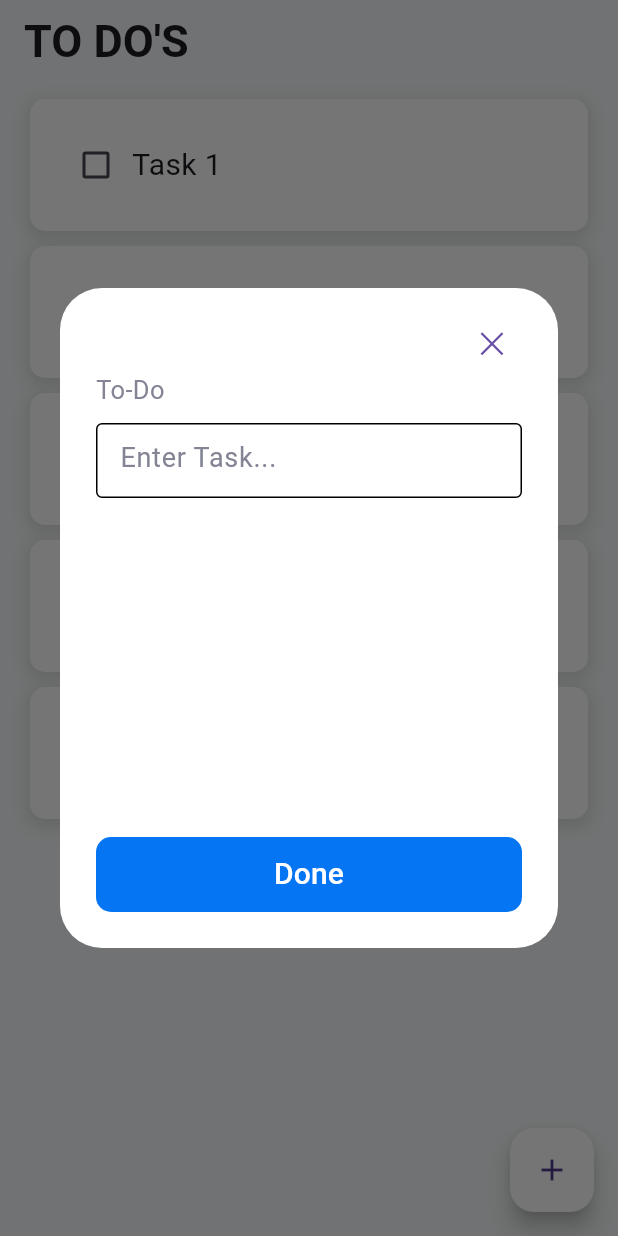
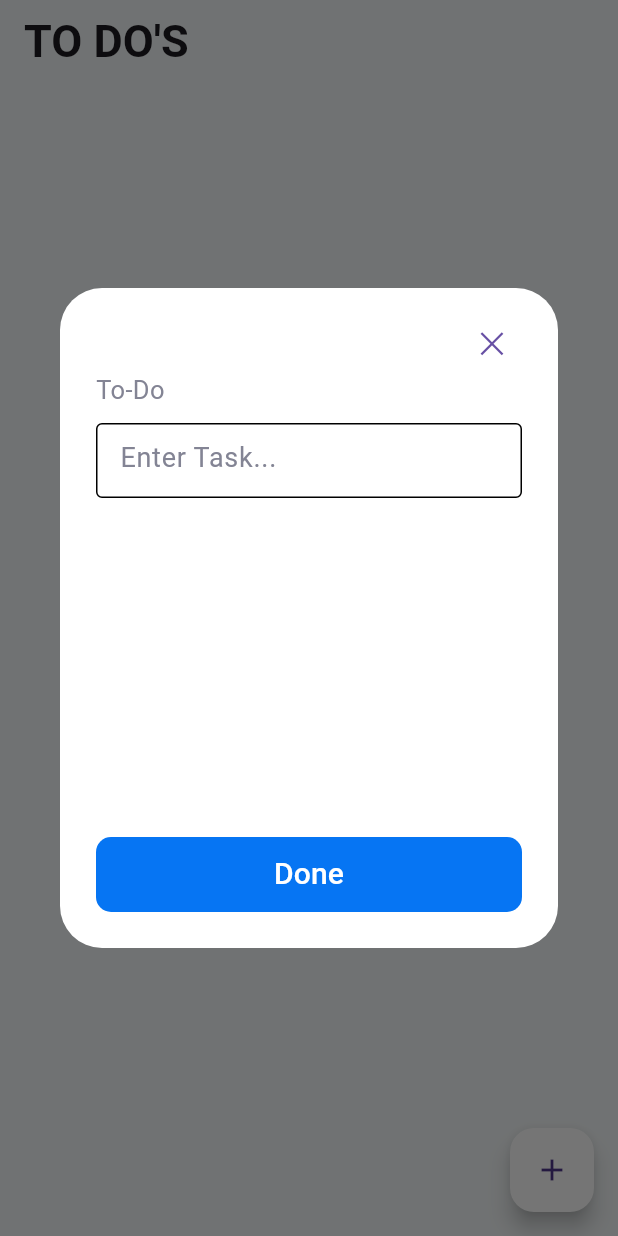
Before and after one commit to iftekar2/FlutterProjects, a Flutter app: the screen it shows after launch, after a tap on the "add" icon, on a phone screen of 412 x 824 dp. Run offline on Flutter 3.47's test engine with Material 3 defaults, Android fonts, the phone set to English and light mode, and no system bars; our stand-ins replace flutter_spinkit.

Commit message:
Task is adding and showing in the app

```diff
--- a/todo/lib/pages/home_page.dart
+++ b/todo/lib/pages/home_page.dart
@@ -10,14 +10,17 @@
 }
 
 class _CounterPageState extends State<CounterPage> {
+  final _controller = TextEditingController();
   // List of tasks
-  List toDoList = [
-    ["Task 1", false],
-    ["Task 2", false],
-    ["Task 3", false],
-    ["Task 4", false],
-    ["Task 5", false],
-  ];
+  List toDoList = [];
+
+  void saveNewTask() {
+    setState(() {
+      toDoList.add([_controller.text, false]);
+      _controller.clear(); // Clear the text field after saving
+    });
+    Navigator.of(context).pop(); // Close the dialog after saving
+  }
 
   void checkBoxChanged(bool? value, int index) {
     setState(() {
@@ -29,7 +32,11 @@
     showDialog(
       context: context,
       builder: (context) {
-        return DialogBox();
+        return DialogBox(
+          Controller: _controller,
+          onSave: saveNewTask,
+          onCancel: () => Navigator.of(context).pop(),
+        );
       },
     );
   }
--- a/todo/lib/util/dialog_box.dart
+++ b/todo/lib/util/dialog_box.dart
@@ -2,7 +2,17 @@
 import 'package:demo/util/my_button.dart';
 
 class DialogBox extends StatelessWidget {
-  const DialogBox({super.key});
+  final Controller;
+
+  VoidCallback onSave;
+  VoidCallback onCancel;
+
+  DialogBox({
+    super.key,
+    required this.Controller,
+    required this.onSave,
+    required this.onCancel,
+  });
 
   @override
   Widget build(BuildContext context) {
@@ -23,7 +33,7 @@
                   child: MyButton(
                     text: "✕",
                     style: TextStyle(fontSize: 20),
-                    onPressed: () {},
+                    onPressed: onCancel,
                     backgroundColor: Color(0xffffffff),
                   ),
                 ),
@@ -39,6 +49,7 @@
             SizedBox(
               height: 50,
               child: TextField(
+                controller: Controller,
                 decoration: InputDecoration(
                   border: OutlineInputBorder(
                     borderSide: BorderSide(color: Colors.black),
@@ -49,6 +60,7 @@
                   focusedBorder: OutlineInputBorder(
                     borderSide: BorderSide(color: Colors.black),
                   ),
+
                   hintText: "Enter Task...",
                   hintStyle: TextStyle(fontSize: 18, color: Color(0xff838494)),
                 ),
@@ -64,7 +76,7 @@
                     height: 50,
                     child: MyButton(
                       text: 'Done',
-                      onPressed: () {},
+                      onPressed: onSave,
                       style: TextStyle(fontSize: 20, color: Colors.white),
                       backgroundColor: Color(0xff0675f3),
                     ),
```
